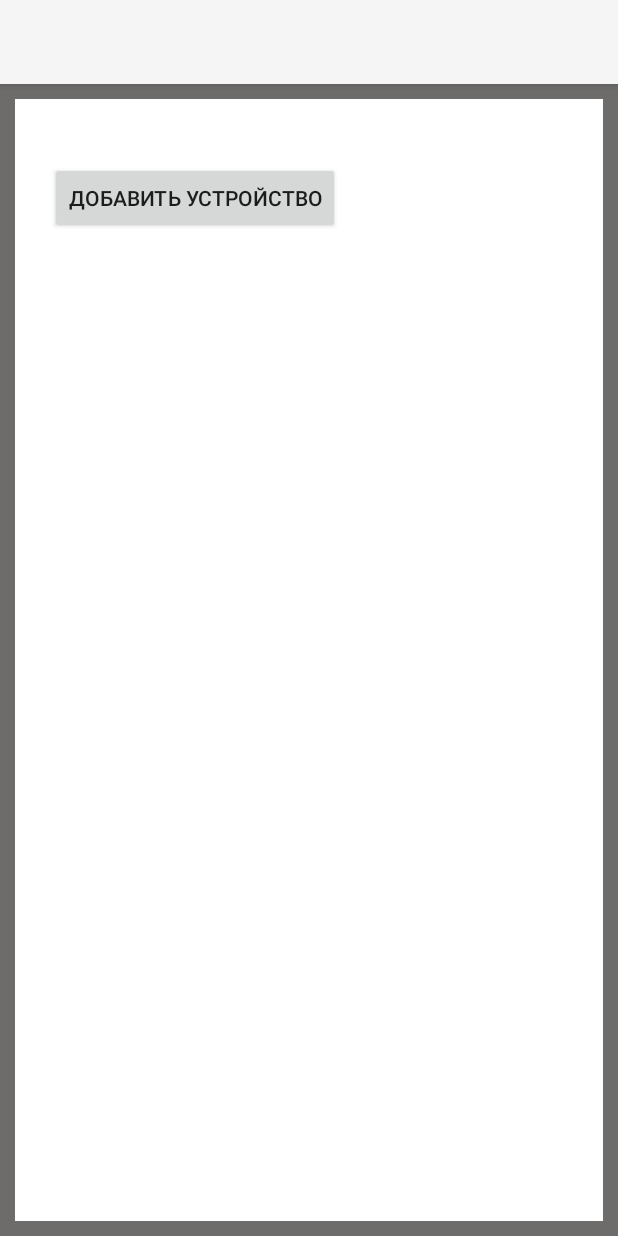
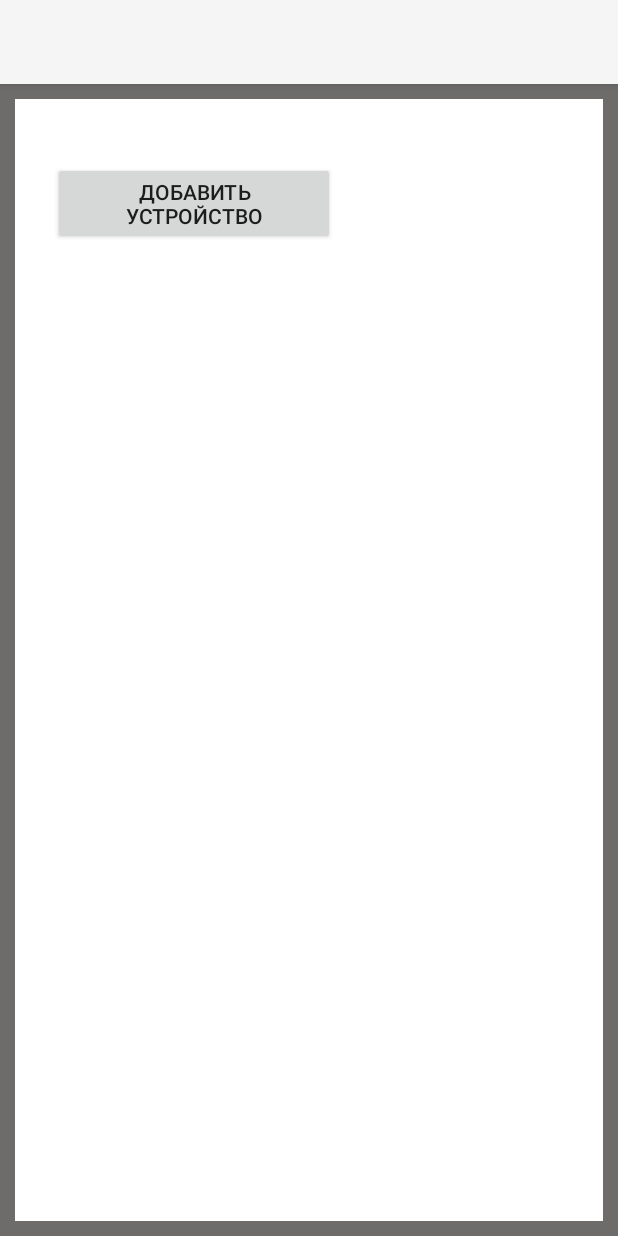
Before and after one commit to Ganieva343/diplom, an Android app: the LoginIn screen opened directly, with no data from a screen before it, on a phone screen of 412 x 824 dp. Run offline under Robolectric (Android 15) with nearby library versions, the phone set to English and light mode, and no system bars; 2 statements that could not run were skipped.

Commit message:
изменения от 18.06

```diff
--- a/app/src/main/java/ru/ganieva343/diplom/DatabaseHelper.java
+++ b/app/src/main/java/ru/ganieva343/diplom/DatabaseHelper.java
@@ -23,6 +23,8 @@ public class DatabaseHelper extends SQLiteOpenHelper {
     static final String TABLE = "users";
     static final String TABLE2 = "types";
     static final String TABLE3 = "devices";
+    static final String TABLE4 = "image";
+    static final String TABLE5 = "id_type_and_image";
     // Название столбцов
     static final String COLUMN_ID = "_id";
     static final String COLUMN_SURNAME = "surname";
@@ -43,9 +45,22 @@ public class DatabaseHelper extends SQLiteOpenHelper {
     static final String COLUMN_IP_address = "ip_address";
     static final String COLUMN_IDwifi_network = "wifi_network_id";
 
+    // Название столбцы таблицы image
+    static final String COLUMN_IDImage = "_id";
+    static final String COLUMN_image = "image";
+
+    // Название столбцы таблицы id_type_and_image
+    static final String COLUMN_IDTandI = "_id";
+    static final String COLUMN_IDT = "type_id";
+    static final String COLUMN_IDI = "image_id";
+
+    private Context myContext;
 
     DatabaseHelper(Context context) {
+
         super(context, DB_NAME, null, SCHEMA);
+        this.myContext=context;
+        DB_PATH =context.getFilesDir().getPath() + DB_NAME;
     }
 
     @Override
@@ -55,11 +70,17 @@ public class DatabaseHelper extends SQLiteOpenHelper {
                 + " TEXT, " + COLUMN_NAME + " TEXT, " + COLUMN_E_MAIL + " TEXT, " + COLUMN_PASSWORD + " TEXT); ");
 
         db.execSQL("CREATE TABLE " + TABLE2 + " (" + COLUMN_IDType
-                + " INTEGER PRIMARY KEY AUTOINCREMENT," + COLUMN_NAMEType + "TEXT); ");
+                + " INTEGER PRIMARY KEY AUTOINCREMENT," + COLUMN_NAMEType + " TEXT); ");
+
+        db.execSQL("CREATE TABLE " + TABLE5 + " (" + COLUMN_IDTandI
+                + " INTEGER PRIMARY KEY AUTOINCREMENT," + COLUMN_IDT + " INTEGER, " + COLUMN_IDI + " INTEGER); ");
+
+        db.execSQL("CREATE TABLE " + TABLE4 + " (" + COLUMN_IDImage
+                + " INTEGER PRIMARY KEY AUTOINCREMENT," + COLUMN_image + " TEXT); ");
 
         db.execSQL("CREATE TABLE " + TABLE3 + " (" + COLUMN_IDdevices
                 + " INTEGER PRIMARY KEY AUTOINCREMENT," + COLUMN_IDuser + " INTEGER, " + COLUMN_IDtype + " INTEGER, " +
-                COLUMN_NAMEdevices + "TEXT, " + COLUMN_IDimage + " INTEGER, " + COLUMN_IP_address + " TEXT, " + COLUMN_IDwifi_network + " INTEGER);");
+                COLUMN_NAMEdevices + " TEXT, " + COLUMN_IDimage + " INTEGER, " + COLUMN_IP_address + " TEXT, " + COLUMN_IDwifi_network + " INTEGER);");
 
     }
     @Override
--- a/app/src/main/java/ru/ganieva343/diplom/LoginIn.java
+++ b/app/src/main/java/ru/ganieva343/diplom/LoginIn.java
@@ -18,6 +18,7 @@ import android.widget.TextView;
 import android.widget.Toast;
 
 import androidx.appcompat.app.AppCompatActivity;
+import androidx.recyclerview.widget.RecyclerView;
 
 import com.google.android.material.snackbar.BaseTransientBottomBar;
 import com.google.android.material.snackbar.Snackbar;
@@ -32,6 +33,7 @@ public class LoginIn extends AppCompatActivity {
     Cursor typeCursor;
     SimpleCursorAdapter typeAdapter;
 
+    ArrayList<State> states = new ArrayList<State>();
     @Override
     protected void onCreate(Bundle savedInstanceState) {
         super.onCreate(savedInstanceState);
@@ -45,22 +47,33 @@ public class LoginIn extends AppCompatActivity {
         button.setOnClickListener(new View.OnClickListener() {
             @Override
             public void onClick(View v) {
+
                 showDialogToAddDevice();
             }
         });
 
+        // начальная инициализация списка
+        getDevicesWithTypes();
+        RecyclerView recyclerView = findViewById(R.id.list);
+        // создаем адаптер
+        StateAdapter adapter = new StateAdapter(this, states);
+        // устанавливаем для списка адаптер
+        recyclerView.setAdapter(adapter);
+
+
         // Инициализация ListView и адаптера
-        ListView deviceView = findViewById(R.id.deviceView);
-        ArrayAdapter<DeviseList> adapter = new ArrayAdapter<>(LoginIn.this, R.layout.activity_login_in, getDevicesWithTypes());
-        deviceView.setAdapter(adapter);
+        //ListView deviceView = findViewById(R.id.deviceView);
+        //ArrayAdapter<DeviseList> adapter = new ArrayAdapter<>(LoginIn.this, R.layout.activity_login_in, R.id.deviceView, getDevicesWithTypes());
+        //deviceView.setAdapter(adapter);
+
 
 // Обновление UI после получения данных
-        deviceView.post(new Runnable() {
-            @Override
-            public void run() {
-                adapter.notifyDataSetChanged();
-            }
-        });
+//        deviceView.post(new Runnable() {
+//            @Override
+//            public void run() {
+//                adapter.notifyDataSetChanged();
+//            }
+//        });
     }
 
     private void showDialogToAddDevice() {
@@ -178,21 +191,23 @@ public class LoginIn extends AppCompatActivity {
         }
     }
 
-    private List<DeviseList> getDevicesWithTypes() {
-        List<DeviseList> devicesWithTypes = new ArrayList<>();
+    private void getDevicesWithTypes() {
+        //List<DeviseList> devicesWithTypes = new ArrayList<>();
 
         // Получаем список всех устройств
         SQLiteDatabase db = databaseHelper.getReadableDatabase();
-        String query = "SELECT COLUMN_NAMEdevices, COLUMN_NAMEType " +
-                "FROM DatabaseHelper.TABLE3 d " +
-                "JOIN DatabaseHelper.TABLE2 t ON d.COLUMN_IDtype = t.COLUMN_IDType";
+        String query = "SELECT " + DatabaseHelper.COLUMN_NAMEdevices + ", " + DatabaseHelper.COLUMN_NAMEType +
+                " FROM " + DatabaseHelper.TABLE3 +
+                " JOIN " + DatabaseHelper.TABLE2 + " ON " + DatabaseHelper.TABLE2 + "." + DatabaseHelper.COLUMN_IDType + " = " +
+                DatabaseHelper.TABLE3 + "." + DatabaseHelper.COLUMN_IDtype;;
         Cursor deviceCursor = db.rawQuery(query, null);
         while (deviceCursor.moveToNext()) {
             String deviceName = deviceCursor.getString(deviceCursor.getColumnIndexOrThrow(DatabaseHelper.COLUMN_NAMEdevices));
             String deviceType = deviceCursor.getString(deviceCursor.getColumnIndexOrThrow(DatabaseHelper.COLUMN_NAMEType));
 
+            states.add(new State (deviceName, deviceType, R.drawable.socket));
             // Добавляем устройство с типом в список
-            devicesWithTypes.add(new DeviseList(deviceType, deviceName));
+            //devicesWithTypes.add(new DeviseList(deviceType, deviceName));
 
             // Получаем тип устройства по ID
             //Cursor typeCursor = db.query(DatabaseHelper.TABLE2, null, DatabaseHelper.COLUMN_IDtype + "=?", new String[]{String.valueOf(deviceType)}, null, null, null);
@@ -205,7 +220,7 @@ public class LoginIn extends AppCompatActivity {
            // }
         }
         deviceCursor.close();
-        return devicesWithTypes;
+        // return devicesWithTypes;
     }
 
     public class DeviseList extends Pair<String, String> {
@@ -216,7 +231,7 @@ public class LoginIn extends AppCompatActivity {
 
         @Override
         public String toString() {
-            return first + "\n" + second;
+            return first + " : " + second;
         }
     }
 
--- a/app/src/main/res/layout/activity_login_in.xml
+++ b/app/src/main/res/layout/activity_login_in.xml
@@ -1,5 +1,5 @@
 <?xml version="1.0" encoding="utf-8"?>
-<androidx.constraintlayout.widget.ConstraintLayout xmlns:android="http://schemas.android.com/apk/res/android"
+<androidx.coordinatorlayout.widget.CoordinatorLayout xmlns:android="http://schemas.android.com/apk/res/android"
     xmlns:app="http://schemas.android.com/apk/res-auto"
     xmlns:tools="http://schemas.android.com/tools"
     android:layout_width="match_parent"
@@ -7,28 +7,21 @@
     android:background="@drawable/layout_border"
     tools:context=".MainActivity">
 
-        <Button
-            android:id="@+id/button"
-            android:layout_width="wrap_content"
-            android:layout_height="wrap_content"
-            android:layout_marginStart="50dp"
-            android:layout_marginTop="52dp"
-            android:layout_marginEnd="202dp"
-            android:text="Добавить устройство"
-            app:layout_constraintEnd_toEndOf="parent"
-            app:layout_constraintStart_toStartOf="parent"
-            app:layout_constraintTop_toTopOf="parent" />
+    <Button
+        android:id="@+id/button"
+        android:layout_width="188dp"
+        android:layout_height="wrap_content"
+        android:layout_marginStart="35dp"
+        android:layout_marginTop="52dp"
+        android:layout_marginEnd="202dp"
+        android:text="Добавить устройство" />
 
-    <ListView
-        android:id="@+id/deviceView"
-        android:layout_width="386dp"
-        android:layout_height="607dp"
-        android:layout_below="@+id/button"
-        android:layout_marginStart="12dp"
-        android:layout_marginTop="8dp"
-        android:orientation="vertical"
-        app:layout_constraintStart_toStartOf="parent"
-        app:layout_constraintTop_toBottomOf="@+id/button" />
+    <androidx.recyclerview.widget.RecyclerView
+        android:id="@+id/list"
+        android:layout_width="357dp"
+        android:layout_height="587dp"
+        android:layout_marginStart="30dp"
+        android:layout_marginTop="120dp"
+        app:layoutManager="androidx.recyclerview.widget.LinearLayoutManager" />
 
-
-</androidx.constraintlayout.widget.ConstraintLayout>
+</androidx.coordinatorlayout.widget.CoordinatorLayout>
--- a/app/src/main/res/layout/dialog_add_device.xml
+++ b/app/src/main/res/layout/dialog_add_device.xml
@@ -31,6 +31,8 @@
         android:id="@+id/buttonAddWiFi"
         android:layout_width="132dp"
         android:layout_height="wrap_content"
+        android:backgroundTint="@color/bot"
+        android:textColor="#2E2E2E"
         android:text="Далее" />
 
 
--- a/app/src/main/res/layout/dialog_update_device.xml
+++ b/app/src/main/res/layout/dialog_update_device.xml
@@ -38,6 +38,8 @@
         android:id="@+id/buttonAddDevice"
         android:layout_width="132dp"
         android:layout_height="wrap_content"
+        android:backgroundTint="@color/bot"
+        android:textColor="#2E2E2E"
         android:text="Сохранить" />
 
 
```
